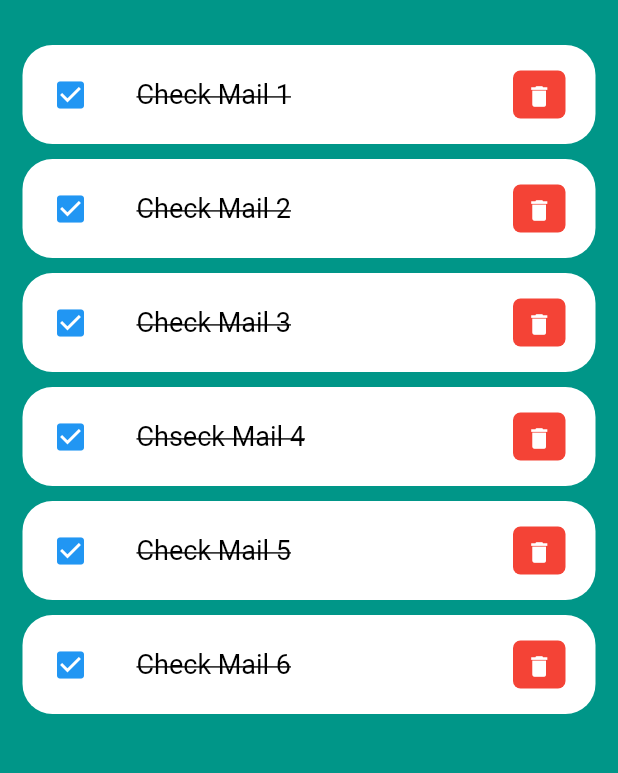
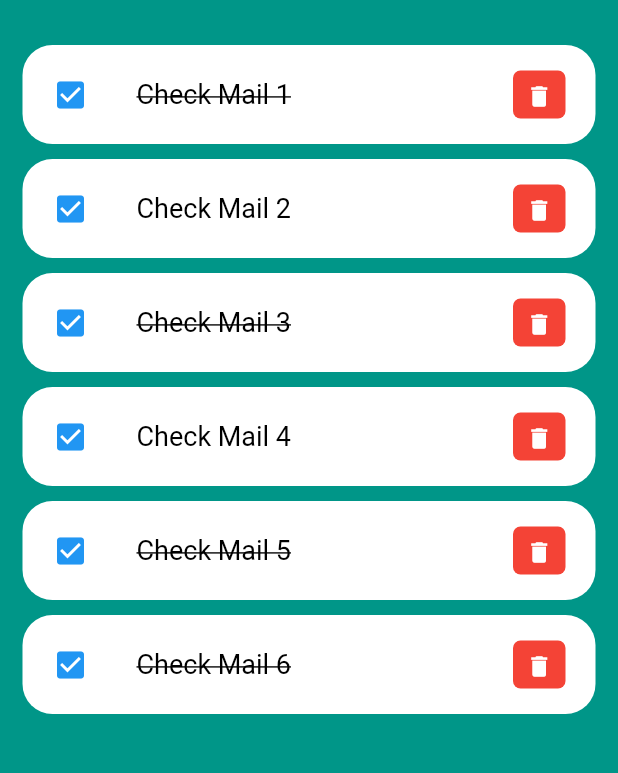
Before and after one commit to sahilrajput2223/to-do, a Flutter app: the screen it shows after launch, on a phone screen of 412 x 824 dp, the part 306-1079 px from its top. Run offline on Flutter 3.47's test engine with Material 2 defaults, Android fonts, the phone set to English and light mode, and no system bars.

Commit message:
Text Decoration Change Based on Flag Condition - Logic Added

```diff
--- a/lib/model/todo.dart
+++ b/lib/model/todo.dart
@@ -11,12 +11,12 @@ class ToDo {
 
   static List<ToDo> todoList() {
     return [
-      ToDo(id: 1, todoText: "Check Mail 1", isDone: false),
+      ToDo(id: 1, todoText: "Check Mail 1", isDone: true),
       ToDo(id: 2, todoText: "Check Mail 2", isDone: false),
       ToDo(id: 3, todoText: "Check Mail 3", isDone: true),
-      ToDo(id: 4, todoText: "Chseck Mail 4", isDone: false),
+      ToDo(id: 4, todoText: "Check Mail 4", isDone: false),
       ToDo(id: 5, todoText: "Check Mail 5", isDone: true),
-      ToDo(id: 6, todoText: "Check Mail 6", isDone: false)
+      ToDo(id: 6, todoText: "Check Mail 6", isDone: true)
     ];
   }
 }
--- a/lib/widgets/todo_item.dart
+++ b/lib/widgets/todo_item.dart
@@ -29,7 +29,9 @@ class todoItem extends StatelessWidget {
           style: TextStyle(
               fontSize: 18,
               color: colorBlack,
-              decoration: TextDecoration.lineThrough),
+              decoration: toDo.isDone
+                  ? TextDecoration.lineThrough
+                  : TextDecoration.none),
         ),
         trailing: Container(
           padding: EdgeInsets.all(0),
```
